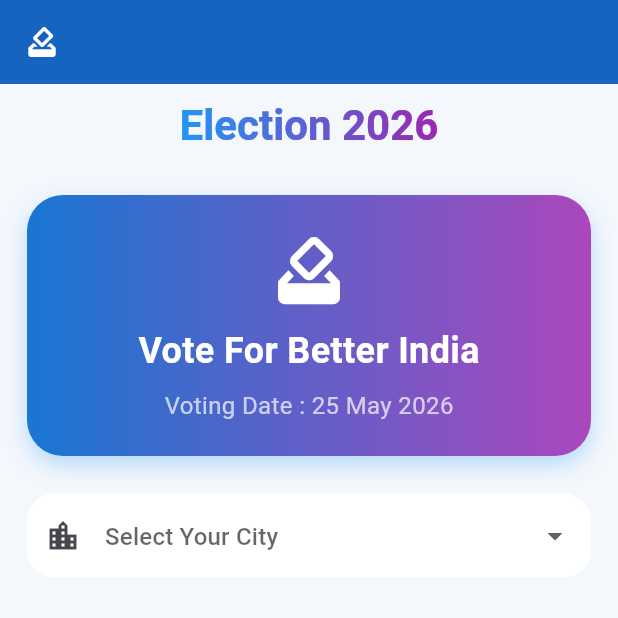
After one commit to Manav1303/voting_system, a Flutter app: the FragmentPlaceholder screen opened directly, on a phone screen of 412 x 824 dp, the top half of it. The commit adds this screen. Run offline on Flutter 3.47's test engine with Material 3 defaults, Android fonts, the phone set to English and light mode, and no system bars.

Commit message:
user_login_added
and required file related to it is changed

```diff
--- a/lib/widget/fragmentHolder.dart
+++ b/lib/widget/fragmentHolder.dart
@@ -1,9 +1,11 @@
 import 'package:flutter/material.dart';
 import 'package:voting_system/widget/listing_screen.dart';
+import 'package:voting_system/widget/user_voting_screen.dart';
 
 class FragmentPlaceholder extends StatefulWidget {
-  const FragmentPlaceholder({super.key});
+  final bool isAdmin;
 
+  const FragmentPlaceholder({super.key, required this.isAdmin});
   @override
   State<FragmentPlaceholder> createState() => _FragmentPlaceholderState();
 }
@@ -14,6 +16,7 @@ class _FragmentPlaceholderState extends State<FragmentPlaceholder> {
     "Choose your leaders wisely.",
     "Vote for a brighter future!",
   ];
+  String votingDate = "25 May 2026";
 
   Map<String, List<Map<String, dynamic>>> cityWiseData = {
     "Vadodara": [
@@ -149,6 +152,12 @@ class _FragmentPlaceholderState extends State<FragmentPlaceholder> {
     });
   }
 
+  void voteCandidate(String city, int index) {
+    setState(() {
+      cityWiseData[city]![index]["Votes"]++;
+    });
+  }
+
   @override
   Widget build(BuildContext context) {
     return Scaffold(
@@ -162,12 +171,18 @@ class _FragmentPlaceholderState extends State<FragmentPlaceholder> {
           ],
         ),
       ),
-      body: ListingScreen(
+      body: widget.isAdmin
+          ? ListingScreen(
               messages: messages,
               cityWiseData: cityWiseData,
               addCandidate: addCandidate,
               onEditCandidate: editCandidate,
               onDeleteCandidate: deleteCandidate,
+            )
+          : UserVotingScreen(
+              cityWiseData: cityWiseData,
+              votingDate: votingDate,
+              onVote: voteCandidate,
             ),
     );
   }
--- /dev/null
+++ b/lib/widget/user_voting_screen.dart
@@ -0,0 +1,290 @@
+import 'package:flutter/material.dart';
+import 'user_voting_screen.dart';
+
+class UserVotingScreen extends StatefulWidget {
+  final Map<String, List<Map<String, dynamic>>> cityWiseData;
+  final String votingDate;
+  final void Function(String city, int index) onVote;
+
+  const UserVotingScreen({
+    super.key,
+    required this.cityWiseData,
+    required this.votingDate,
+    required this.onVote,
+  });
+
+  @override
+  State<UserVotingScreen> createState() => _UserVotingScreenState();
+}
+
+class _UserVotingScreenState extends State<UserVotingScreen> {
+  String? selectedCity;
+
+  @override
+  Widget build(BuildContext context) {
+    final cities = widget.cityWiseData.keys.toList();
+
+    final candidates = selectedCity != null
+        ? widget.cityWiseData[selectedCity!]!
+        : [];
+
+    return Scaffold(
+      backgroundColor: const Color(0xFFF4F7FC),
+
+      appBar: AppBar(
+        elevation: 0,
+        backgroundColor: Colors.transparent,
+        centerTitle: true,
+        title: ShaderMask(
+          shaderCallback: (bounds) => const LinearGradient(
+            colors: [Colors.blue, Colors.purple],
+          ).createShader(bounds),
+          child: const Text(
+            "Election 2026",
+            style: TextStyle(
+              fontSize: 28,
+              fontWeight: FontWeight.bold,
+              color: Colors.white,
+            ),
+          ),
+        ),
+      ),
+
+      body: Padding(
+        padding: const EdgeInsets.all(18),
+        child: Column(
+          children: [
+            Container(
+              width: double.infinity,
+              padding: const EdgeInsets.all(22),
+              decoration: BoxDecoration(
+                borderRadius: BorderRadius.circular(24),
+                gradient: LinearGradient(
+                  colors: [Colors.blue.shade700, Colors.purple.shade400],
+                ),
+                boxShadow: [
+                  BoxShadow(
+                    color: Colors.blue.withOpacity(0.3),
+                    blurRadius: 12,
+                    offset: const Offset(0, 6),
+                  ),
+                ],
+              ),
+
+              child: Column(
+                children: [
+                  const Icon(
+                    Icons.how_to_vote_rounded,
+                    size: 55,
+                    color: Colors.white,
+                  ),
+
+                  const SizedBox(height: 10),
+
+                  const Text(
+                    "Vote For Better India",
+                    style: TextStyle(
+                      color: Colors.white,
+                      fontSize: 24,
+                      fontWeight: FontWeight.bold,
+                    ),
+                  ),
+
+                  const SizedBox(height: 8),
+
+                  Text(
+                    "Voting Date : ${widget.votingDate}",
+                    style: const TextStyle(color: Colors.white70, fontSize: 16),
+                  ),
+                ],
+              ),
+            ),
+
+            const SizedBox(height: 25),
+
+            DropdownButtonFormField<String>(
+              value: selectedCity,
+              decoration: InputDecoration(
+                filled: true,
+                fillColor: Colors.white,
+                hintText: "Select Your City",
+                prefixIcon: const Icon(Icons.location_city),
+                border: OutlineInputBorder(
+                  borderRadius: BorderRadius.circular(18),
+                  borderSide: BorderSide.none,
+                ),
+              ),
+              items: cities.map((city) {
+                return DropdownMenuItem(value: city, child: Text(city));
+              }).toList(),
+              onChanged: (value) {
+                setState(() {
+                  selectedCity = value;
+                });
+              },
+            ),
+
+            const SizedBox(height: 22),
+
+            if (selectedCity != null)
+              Expanded(
+                child: ListView.builder(
+                  itemCount: candidates.length,
+                  itemBuilder: (context, index) {
+                    final candidate = candidates[index];
+
+                    return Container(
+                      margin: const EdgeInsets.only(bottom: 18),
+
+                      decoration: BoxDecoration(
+                        borderRadius: BorderRadius.circular(24),
+                        color: Colors.white,
+                        boxShadow: [
+                          BoxShadow(
+                            color: Colors.black.withOpacity(0.06),
+                            blurRadius: 10,
+                            offset: const Offset(0, 5),
+                          ),
+                        ],
+                      ),
+
+                      child: Padding(
+                        padding: const EdgeInsets.all(18),
+                        child: Column(
+                          children: [
+                            Row(
+                              children: [
+                                Container(
+                                  padding: const EdgeInsets.all(14),
+                                  decoration: BoxDecoration(
+                                    shape: BoxShape.circle,
+                                    gradient: LinearGradient(
+                                      colors: [
+                                        Colors.blue.shade300,
+                                        Colors.purple.shade300,
+                                      ],
+                                    ),
+                                  ),
+
+                                  child: const Icon(
+                                    Icons.person,
+                                    color: Colors.white,
+                                    size: 32,
+                                  ),
+                                ),
+
+                                const SizedBox(width: 16),
+
+                                Expanded(
+                                  child: Column(
+                                    crossAxisAlignment:
+                                        CrossAxisAlignment.start,
+                                    children: [
+                                      Text(
+                                        candidate["Candidatename"],
+                                        style: const TextStyle(
+                                          fontSize: 22,
+                                          fontWeight: FontWeight.bold,
+                                        ),
+                                      ),
+
+                                      const SizedBox(height: 4),
+
+                                      Text(
+                                        candidate["Partyname"],
+                                        style: TextStyle(
+                                          color: Colors.grey.shade700,
+                                          fontSize: 16,
+                                        ),
+                                      ),
+                                    ],
+                                  ),
+                                ),
+                              ],
+                            ),
+
+                            const SizedBox(height: 18),
+
+                            Container(
+                              padding: const EdgeInsets.symmetric(
+                                horizontal: 18,
+                                vertical: 12,
+                              ),
+
+                              decoration: BoxDecoration(
+                                color: Colors.green.shade50,
+                                borderRadius: BorderRadius.circular(16),
+                              ),
+
+                              child: Row(
+                                mainAxisAlignment:
+                                    MainAxisAlignment.spaceBetween,
+                                children: [
+                                  Text(
+                                    "Votes : ${candidate["Votes"]}",
+                                    style: const TextStyle(
+                                      fontSize: 18,
+                                      fontWeight: FontWeight.bold,
+                                      color: Colors.green,
+                                    ),
+                                  ),
+
+                                  ElevatedButton.icon(
+                                    style: ElevatedButton.styleFrom(
+                                      elevation: 0,
+                                      backgroundColor: Colors.blue.shade700,
+                                      padding: const EdgeInsets.symmetric(
+                                        horizontal: 18,
+                                        vertical: 12,
+                                      ),
+                                      shape: RoundedRectangleBorder(
+                                        borderRadius: BorderRadius.circular(16),
+                                      ),
+                                    ),
+
+                                    onPressed: () {
+                                      widget.onVote(selectedCity!, index);
+
+                                      setState(() {});
+
+                                      ScaffoldMessenger.of(
+                                        context,
+                                      ).showSnackBar(
+                                        SnackBar(
+                                          backgroundColor: Colors.green,
+                                          content: Text(
+                                            "Vote given to ${candidate["Candidatename"]}",
+                                          ),
+                                        ),
+                                      );
+                                    },
+
+                                    icon: const Icon(
+                                      Icons.how_to_vote,
+                                      color: Colors.white,
+                                    ),
+
+                                    label: const Text(
+                                      "Vote",
+                                      style: TextStyle(
+                                        color: Colors.white,
+                                        fontWeight: FontWeight.bold,
+                                      ),
+                                    ),
+                                  ),
+                                ],
+                              ),
+                            ),
+                          ],
+                        ),
+                      ),
+                    );
+                  },
+                ),
+              ),
+          ],
+        ),
+      ),
+    );
+  }
+}
```
Also changed, not shown: lib/widget/add_party_screen.dart (+13 -0 lines), lib/widget/admin_home.dart (added, +31 -0 lines), lib/widget/login.dart (+23 -2 lines). Lines whose indentation alone changed are shown as unchanged.
